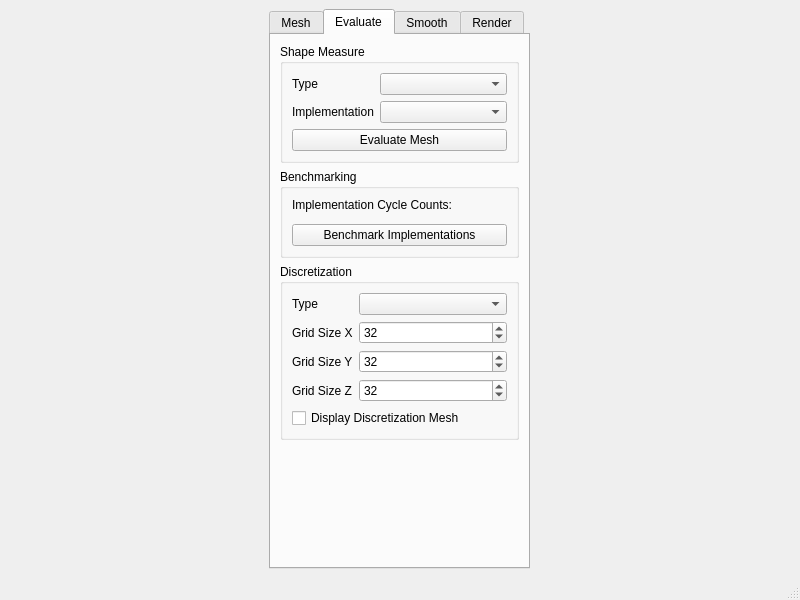
The window that UserInterface/MainWindow.ui (wibus/GpuMesh) describes before a commit, drawn with Qt 5.
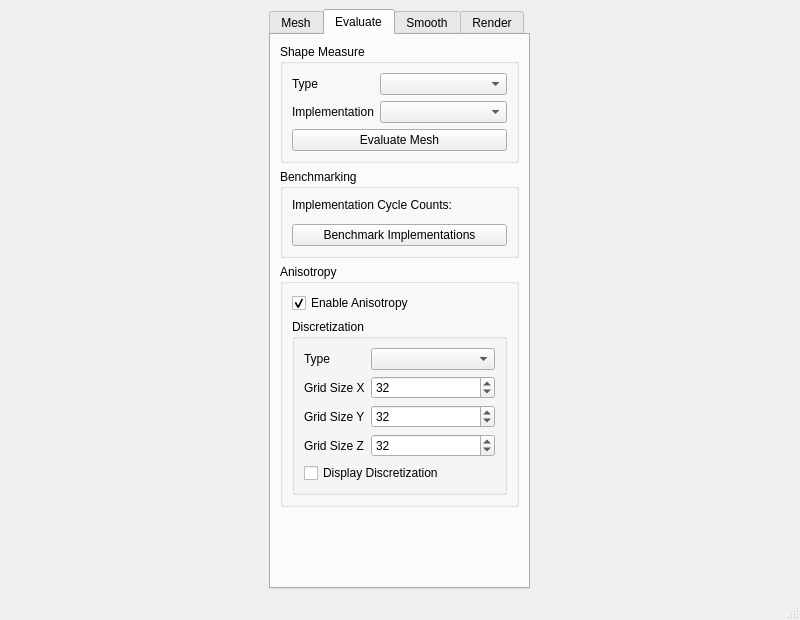
The same window after the commit. The open tabs and pages were chosen to show the change.

Patch:
```diff
--- a/UserInterface/MainWindow.ui
+++ b/UserInterface/MainWindow.ui
@@ -7,7 +7,7 @@
     <x>0</x>
     <y>0</y>
     <width>800</width>
-    <height>600</height>
+    <height>620</height>
    </rect>
   </property>
   <property name="windowTitle">
@@ -212,6 +212,22 @@
          </widget>
         </item>
         <item>
+         <widget class="QGroupBox" name="AnisotropyGroup">
+          <property name="title">
+           <string>Anisotropy</string>
+          </property>
+          <layout class="QVBoxLayout" name="verticalLayout_9">
+           <item>
+            <widget class="QCheckBox" name="enableAnisotropyCheck">
+             <property name="text">
+              <string>Enable Anisotropy</string>
+             </property>
+             <property name="checked">
+              <bool>true</bool>
+             </property>
+            </widget>
+           </item>
+           <item>
          <widget class="QGroupBox" name="discretizationGroup">
           <property name="title">
            <string>Discretization</string>
@@ -290,8 +306,11 @@
            <item row="4" column="0" colspan="2">
             <widget class="QCheckBox" name="discretizationDisplayCheck">
              <property name="text">
-              <string>Display Discretization Mesh</string>
-             </property>
+                 <string>Display Discretization</string>
+                </property>
+               </widget>
+              </item>
+             </layout>
             </widget>
            </item>
           </layout>
```
Lines whose indentation alone changed are shown as unchanged.
